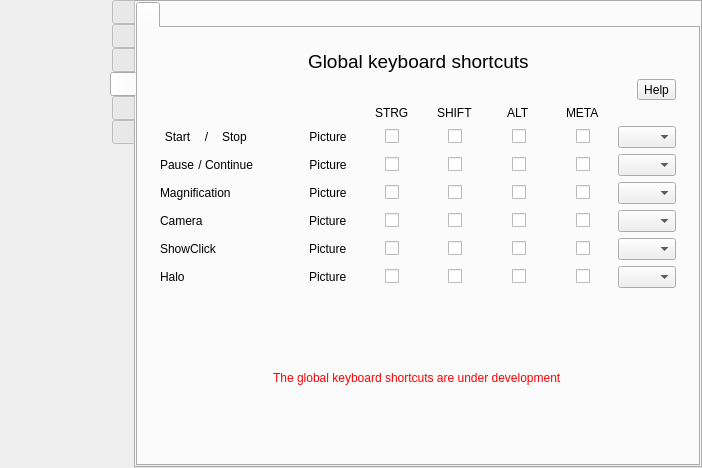
The window that src/formMainWindow.ui (vkohaupt/vokoscreenNG) describes before a commit, drawn with Qt 5.
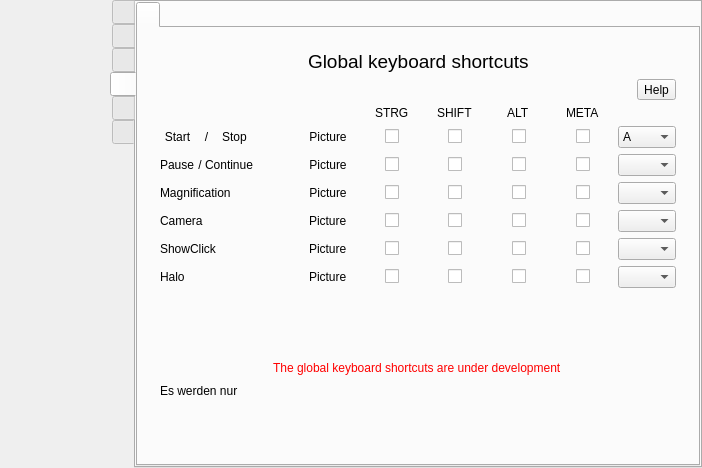
The same window after the commit. The open tabs and pages were chosen to show the change. Icons and pictures are not drawn.

Commit message: global shortcut settings

```diff
--- a/src/formMainWindow.ui
+++ b/src/formMainWindow.ui
@@ -3947,16 +3947,11 @@
                     <string notr="true"/>
                    </property>
                    <property name="currentText">
-                    <string notr="true"/>
+                    <string notr="true">A</string>
                    </property>
                    <property name="currentIndex">
                     <number>0</number>
                    </property>
-                   <item>
-                    <property name="text">
-                     <string notr="true"/>
-                    </property>
-                   </item>
                    <item>
                     <property name="text">
                      <string notr="true">A</string>
@@ -5452,6 +5447,13 @@
                  </item>
                 </layout>
                </item>
+               <item>
+                <widget class="QLabel" name="label_50">
+                 <property name="text">
+                  <string>Es werden nur </string>
+                 </property>
+                </widget>
+               </item>
                <item>
                 <spacer name="verticalSpacer_15">
                  <property name="orientation">
```
Left out of the diff: 6 changed lines with no effect on the pictures. The commit also changes 1 other file.
